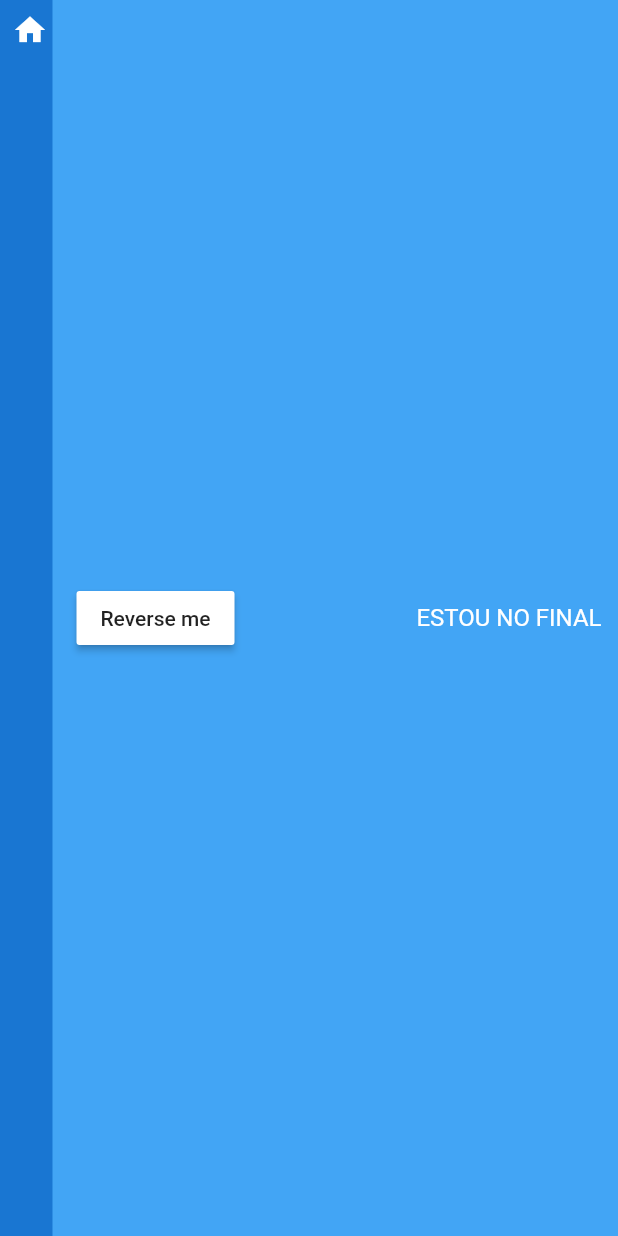
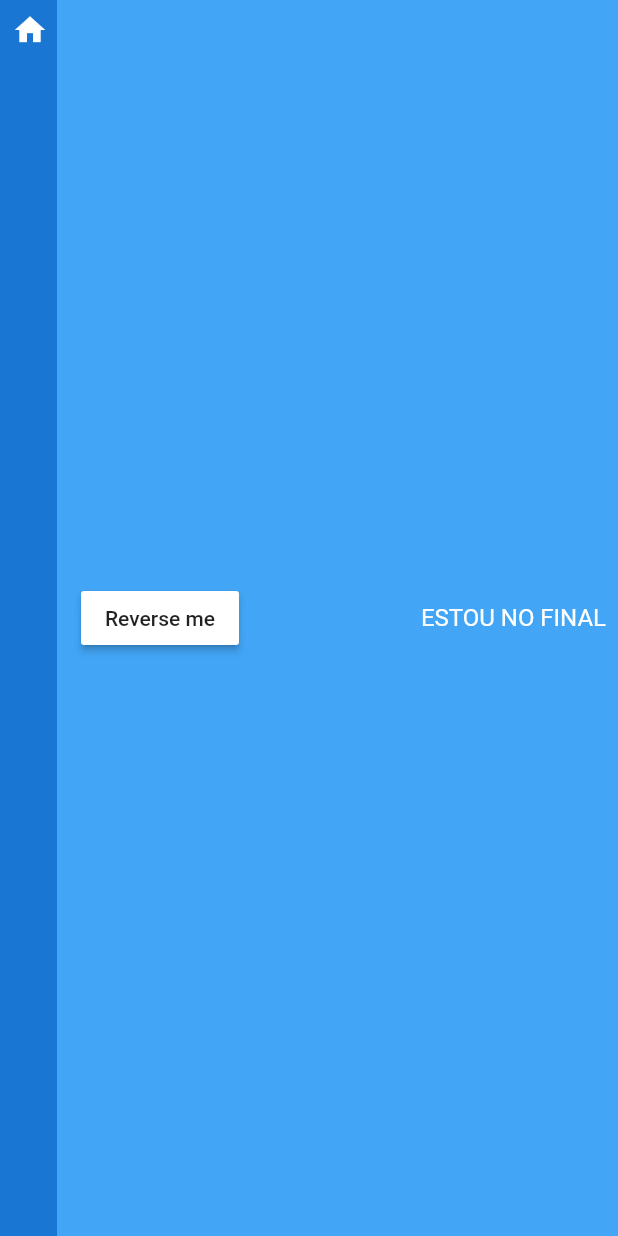
Before and after one commit to lluz55/flutterlab, a Flutter app: the TransformSize widget shown alone on an empty page, opened directly, on a phone screen of 412 x 824 dp. Run offline on Flutter 3.47's test engine with Material 2 defaults, Android fonts, the phone set to English and light mode, and no system bars; our stand-ins replace toast.

Commit message:
removido codigo desnecessario

```diff
--- a/lib/pages/transfomations/transform_size.dart
+++ b/lib/pages/transfomations/transform_size.dart
@@ -15,9 +15,6 @@
   Animation<double> _animation;
   GlobalKey _globalKey = GlobalKey();
 
-  double _containerHeight = double.infinity;
-  double _containerWidth = 150.0;
-
   double _topPos = 0.0;
   double _leftPos = 0.0;
 
@@ -25,7 +22,7 @@
   void initState() {
     _controller =
         AnimationController(duration: Duration(milliseconds: 500), vsync: this);
-    _animation = Tween<double>(begin: 35, end: 260.0).animate(
+    _animation = Tween<double>(begin: 38, end: 260.0).animate(
         CurvedAnimation(curve: Curves.fastOutSlowIn, parent: _controller));
     super.initState();
     _controller.addListener(() {
@@ -59,10 +56,7 @@
       width: width,
       child: Stack(
         children: <Widget>[
-          AnimatedBuilder(
-              animation: _animation,
-              builder: (context, animatation) {
-                return Container(
+          Container(
             width: 260,
             height: height,
             color: Colors.blue[700],
@@ -87,8 +81,7 @@
                 ],
               ),
             ),
-                );
-              }),
+          ),
           Transform(
             transform: Matrix4.translationValues(_animation.value, 0, 0),
             child: GestureDetector(
```
Lines whose indentation alone changed are shown as unchanged.
